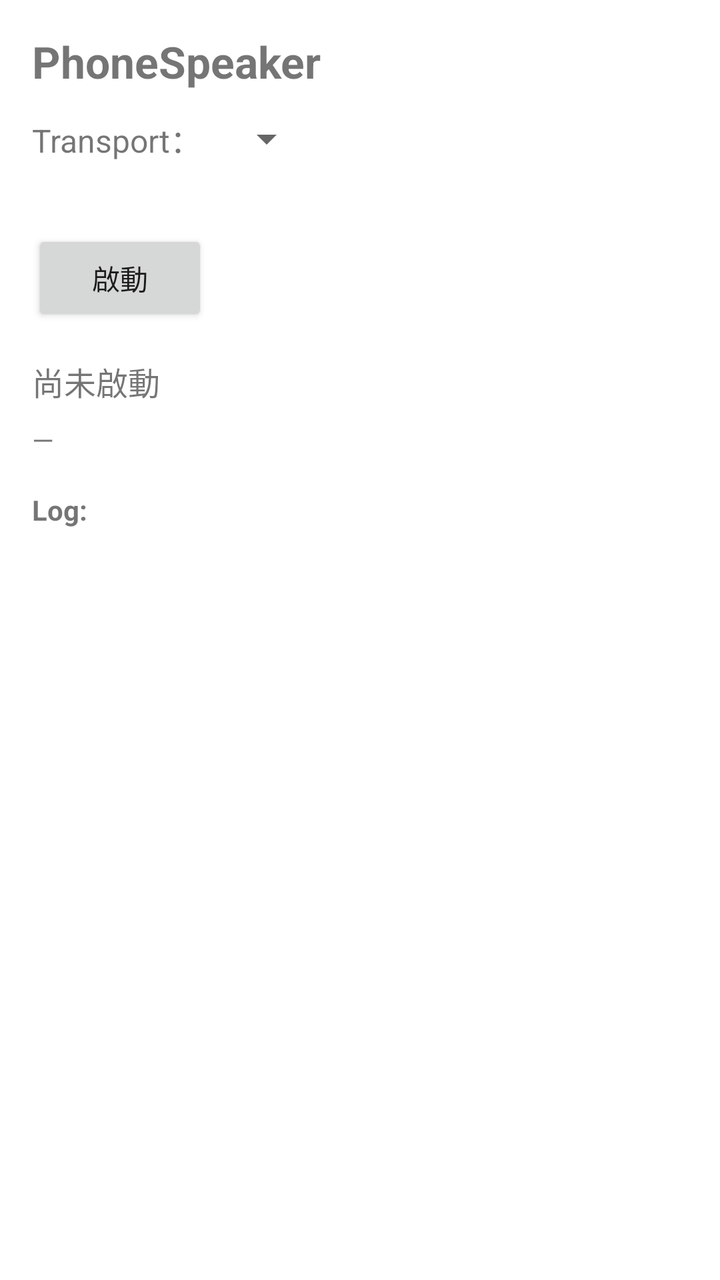
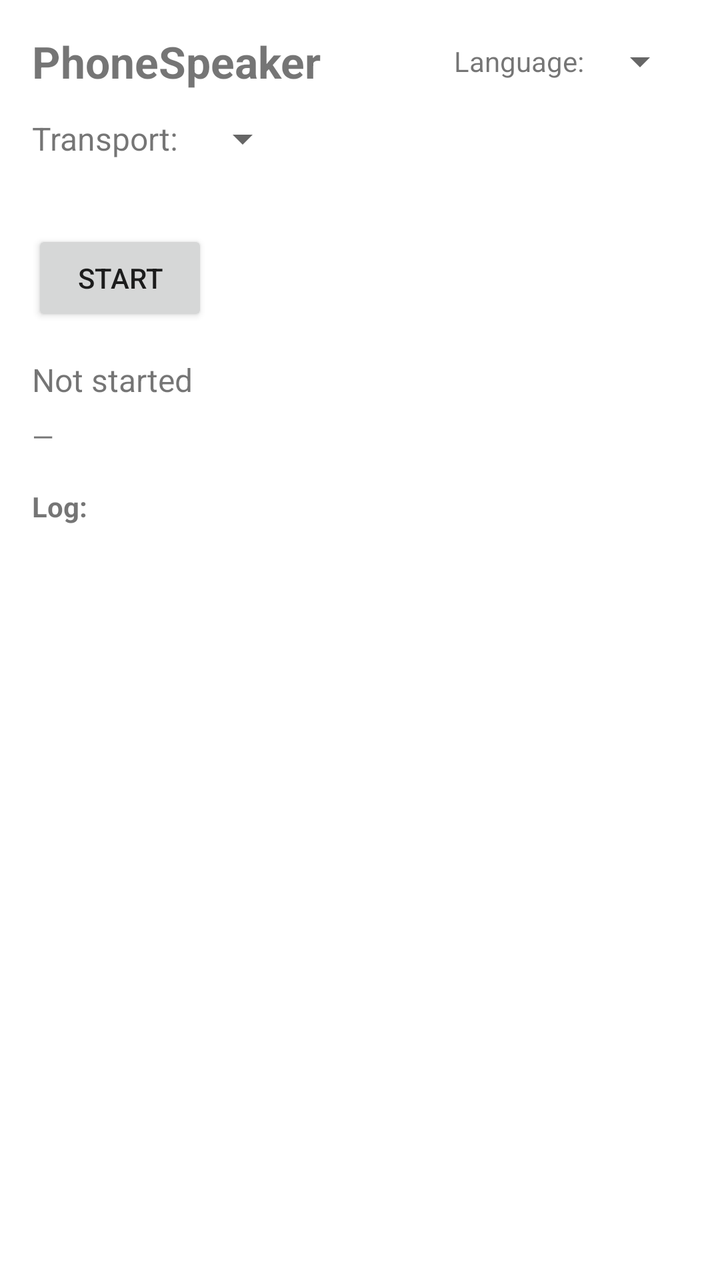

Before-and-after screenshots of an Android layout around one commit, followed by the original layout XML and the change that was made.
<!-- AndroidManifest.xml: activity theme Theme.PhoneSpeaker -->
<!-- res/layout/activity_main.xml -->
<?xml version="1.0" encoding="utf-8"?>
<LinearLayout xmlns:android="http://schemas.android.com/apk/res/android"
    android:layout_width="match_parent"
    android:layout_height="match_parent"
    android:orientation="vertical"
    android:padding="16dp">

    <TextView
        android:layout_width="wrap_content"
        android:layout_height="wrap_content"
        android:text="@string/app_name"
        android:textSize="22sp"
        android:textStyle="bold" />

    <LinearLayout
        android:layout_width="match_parent"
        android:layout_height="wrap_content"
        android:layout_marginTop="12dp"
        android:gravity="center_vertical"
        android:orientation="horizontal">

        <TextView
            android:id="@+id/transportLabel"
            android:layout_width="wrap_content"
            android:layout_height="wrap_content"
            android:text="@string/label_transport"
            android:textSize="16sp" />

        <Spinner
            android:id="@+id/transportSpinner"
            android:layout_width="wrap_content"
            android:layout_height="wrap_content"
            android:layout_marginStart="8dp" />

    </LinearLayout>

    <TextView
        android:id="@+id/transportHintText"
        android:layout_width="match_parent"
        android:layout_height="wrap_content"
        android:layout_marginTop="4dp"
        android:text=""
        android:textColor="#F9A825"
        android:textStyle="bold"
        android:textSize="13sp" />

    <Button
        android:id="@+id/startStopButton"
        android:layout_width="wrap_content"
        android:layout_height="wrap_content"
        android:layout_marginTop="12dp"
        android:text="@string/btn_start" />

    <TextView
        android:id="@+id/statusText"
        android:layout_width="match_parent"
        android:layout_height="wrap_content"
        android:layout_marginTop="16dp"
        android:text="@string/status_idle"
        android:textSize="16sp" />

    <TextView
        android:id="@+id/formatText"
        android:layout_width="match_parent"
        android:layout_height="wrap_content"
        android:layout_marginTop="8dp"
        android:text="—"
        android:textSize="14sp" />

    <TextView
        android:layout_width="wrap_content"
        android:layout_height="wrap_content"
        android:layout_marginTop="16dp"
        android:text="Log:"
        android:textStyle="bold" />

    <ScrollView
        android:layout_width="match_parent"
        android:layout_height="0dp"
        android:layout_weight="1"
        android:layout_marginTop="4dp">

        <TextView
            android:id="@+id/logText"
            android:layout_width="match_parent"
            android:layout_height="wrap_content"
            android:fontFamily="monospace"
            android:textSize="12sp" />
    </ScrollView>

</LinearLayout>
<!-- resources referenced by this layout -->
<resources>
  <string name="app_name">PhoneSpeaker</string>
  <string name="btn_start">啟動</string>
  <string name="label_transport">Transport：</string>
  <string name="status_idle">尚未啟動</string>
  <style name="Theme.PhoneSpeaker" parent="Theme.MaterialComponents.DayNight.NoActionBar">
          <item name="colorPrimary">#1565C0</item>
          <item name="colorPrimaryDark">#0D47A1</item>
          <item name="colorAccent">#42A5F5</item>
      </style>
</resources>

<!-- the commit's change to res/layout/activity_main.xml (unified diff, before → after) -->
@@ -5,12 +5,35 @@
     android:orientation="vertical"
     android:padding="16dp">
 
-    <TextView
-        android:layout_width="wrap_content"
+    <LinearLayout
+        android:layout_width="match_parent"
         android:layout_height="wrap_content"
-        android:text="@string/app_name"
-        android:textSize="22sp"
-        android:textStyle="bold" />
+        android:gravity="center_vertical"
+        android:orientation="horizontal">
+
+        <TextView
+            android:layout_width="0dp"
+            android:layout_height="wrap_content"
+            android:layout_weight="1"
+            android:text="@string/app_name"
+            android:textSize="22sp"
+            android:textStyle="bold" />
+
+        
+        <TextView
+            android:id="@+id/languageLabel"
+            android:layout_width="wrap_content"
+            android:layout_height="wrap_content"
+            android:text="@string/label_language"
+            android:textSize="14sp" />
+
+        <Spinner
+            android:id="@+id/languageSpinner"
+            android:layout_width="wrap_content"
+            android:layout_height="wrap_content"
+            android:layout_marginStart="4dp" />
+
+    </LinearLayout>
 
     <LinearLayout
         android:layout_width="match_parent"
@@ -71,7 +94,7 @@
         android:layout_width="wrap_content"
         android:layout_height="wrap_content"
         android:layout_marginTop="16dp"
-        android:text="Log:"
+        android:text="@string/label_log"
         android:textStyle="bold" />
 
     <ScrollView
<!-- resource entries referenced after the edit -->
@@ -1,9 +1,11 @@
 <!-- resources referenced by this layout -->
 <resources>
   <string name="app_name">PhoneSpeaker</string>
-  <string name="btn_start">啟動</string>
-  <string name="label_transport">Transport：</string>
-  <string name="status_idle">尚未啟動</string>
+  <string name="btn_start">Start</string>
+  <string name="label_language">Language:</string>
+  <string name="label_log">Log:</string>
+  <string name="label_transport">Transport:</string>
+  <string name="status_idle">Not started</string>
   <style name="Theme.PhoneSpeaker" parent="Theme.MaterialComponents.DayNight.NoActionBar">
           <item name="colorPrimary">#1565C0</item>
           <item name="colorPrimaryDark">#0D47A1</item>
